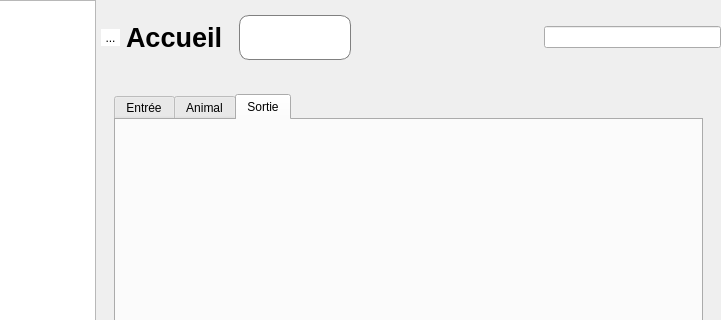
Old version of the form mainwindow.ui in the repository ArtAuc/mkrescue; both pictures show x 530 to 1251 and y 0 to 320 of the 1251 by 664 pixel window.
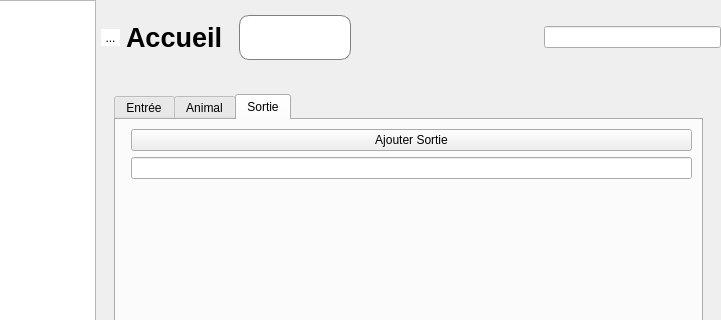
New version of the form. Icons and pictures are not drawn. Custom widgets are drawn as their Qt base class.

Commit message: Death cause field for E/S

Diff of the .ui file:
```diff
--- a/mainwindow.ui
+++ b/mainwindow.ui
@@ -743,6 +743,18 @@
                    <attribute name="title">
                     <string>Sortie</string>
                    </attribute>
+                   <layout class="QFormLayout" name="formLayout">
+                    <item row="0" column="1">
+                     <widget class="QPushButton" name="addDestButton">
+                      <property name="text">
+                       <string>Ajouter Sortie</string>
+                      </property>
+                     </widget>
+                    </item>
+                    <item row="1" column="1">
+                     <widget class="QLineEdit" name="deathCauseEdit"/>
+                    </item>
+                   </layout>
                   </widget>
                  </widget>
                 </item>
```
The commit also changes 1 other file.
